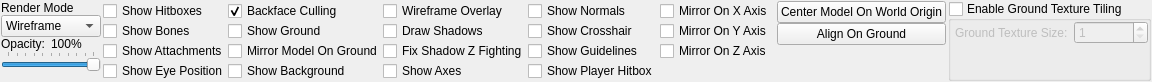
Before: the Qt Designer form src/tools/hlam/ui/assets/studiomodel/dockpanels/StudioModelModelDisplayPanel.ui in SamVanheer/HalfLifeAssetManager, drawn with Qt 5.
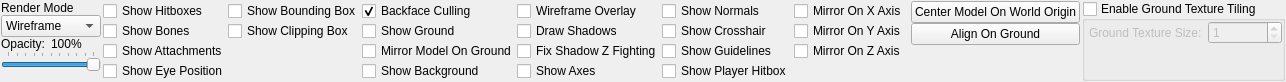
After: the same form once the commit is applied.

Commit message: Implement Show BBox & Show CBox checkboxes

The edit to the form file:
```diff
--- a/src/tools/hlam/ui/assets/studiomodel/dockpanels/StudioModelModelDisplayPanel.ui
+++ b/src/tools/hlam/ui/assets/studiomodel/dockpanels/StudioModelModelDisplayPanel.ui
@@ -6,7 +6,7 @@
    <rect>
     <x>0</x>
     <y>0</y>
-    <width>1035</width>
+    <width>1152</width>
     <height>75</height>
    </rect>
   </property>
@@ -421,34 +421,6 @@
       <property name="spacing">
        <number>0</number>
       </property>
-      <item row="2" column="1">
-       <widget class="QCheckBox" name="MirrorModelOnGround">
-        <property name="text">
-         <string>Mirror Model On Ground</string>
-        </property>
-       </widget>
-      </item>
-      <item row="3" column="1">
-       <widget class="QCheckBox" name="ShowBackground">
-        <property name="text">
-         <string>Show Background</string>
-        </property>
-       </widget>
-      </item>
-      <item row="2" column="0">
-       <widget class="QCheckBox" name="ShowAttachments">
-        <property name="text">
-         <string>Show Attachments</string>
-        </property>
-       </widget>
-      </item>
-      <item row="0" column="2">
-       <widget class="QCheckBox" name="WireframeOverlay">
-        <property name="text">
-         <string>Wireframe Overlay</string>
-        </property>
-       </widget>
-      </item>
       <item row="0" column="0">
        <widget class="QCheckBox" name="ShowHitboxes">
         <property name="text">
@@ -456,35 +428,56 @@
         </property>
        </widget>
       </item>
-      <item row="3" column="0">
-       <widget class="QCheckBox" name="ShowEyePosition">
+      <item row="2" column="4">
+       <widget class="QCheckBox" name="ShowGuidelines">
         <property name="text">
-         <string>Show Eye Position</string>
+         <string>Show Guidelines</string>
         </property>
        </widget>
       </item>
-      <item row="1" column="1">
+      <item row="3" column="3">
+       <widget class="QCheckBox" name="ShowAxes">
+        <property name="text">
+         <string>Show Axes</string>
+        </property>
+       </widget>
+      </item>
+      <item row="2" column="2">
+       <widget class="QCheckBox" name="MirrorModelOnGround">
+        <property name="text">
+         <string>Mirror Model On Ground</string>
+        </property>
+       </widget>
+      </item>
+      <item row="1" column="2">
        <widget class="QCheckBox" name="ShowGround">
         <property name="text">
          <string>Show Ground</string>
         </property>
        </widget>
       </item>
-      <item row="1" column="2">
+      <item row="1" column="3">
        <widget class="QCheckBox" name="DrawShadows">
         <property name="text">
          <string>Draw Shadows</string>
         </property>
        </widget>
       </item>
-      <item row="1" column="0">
-       <widget class="QCheckBox" name="ShowBones">
+      <item row="0" column="3">
+       <widget class="QCheckBox" name="WireframeOverlay">
         <property name="text">
-         <string>Show Bones</string>
+         <string>Wireframe Overlay</string>
         </property>
        </widget>
       </item>
-      <item row="0" column="1">
+      <item row="3" column="4">
+       <widget class="QCheckBox" name="ShowPlayerHitbox">
+        <property name="text">
+         <string>Show Player Hitbox</string>
+        </property>
+       </widget>
+      </item>
+      <item row="0" column="2">
        <widget class="QCheckBox" name="BackfaceCulling">
         <property name="text">
          <string>Backface Culling</string>
@@ -494,60 +487,81 @@
         </property>
        </widget>
       </item>
-      <item row="2" column="3">
-       <widget class="QCheckBox" name="ShowGuidelines">
+      <item row="2" column="0">
+       <widget class="QCheckBox" name="ShowAttachments">
         <property name="text">
-         <string>Show Guidelines</string>
+         <string>Show Attachments</string>
         </property>
        </widget>
       </item>
-      <item row="3" column="2">
-       <widget class="QCheckBox" name="ShowAxes">
-        <property name="text">
-         <string>Show Axes</string>
-        </property>
-       </widget>
-      </item>
-      <item row="1" column="3">
+      <item row="1" column="4">
        <widget class="QCheckBox" name="ShowCrosshair">
         <property name="text">
          <string>Show Crosshair</string>
         </property>
        </widget>
       </item>
-      <item row="2" column="2">
+      <item row="2" column="3">
        <widget class="QCheckBox" name="FixShadowZFighting">
         <property name="text">
          <string>Fix Shadow Z Fighting</string>
         </property>
        </widget>
       </item>
-      <item row="0" column="3">
+      <item row="1" column="0">
+       <widget class="QCheckBox" name="ShowBones">
+        <property name="text">
+         <string>Show Bones</string>
+        </property>
+       </widget>
+      </item>
+      <item row="4" column="0" colspan="5">
+       <spacer name="verticalSpacer_6">
+        <property name="orientation">
+         <enum>Qt::Vertical</enum>
+        </property>
+        <property name="sizeHint" stdset="0">
+         <size>
+          <width>20</width>
+          <height>0</height>
+         </size>
+        </property>
+       </spacer>
+      </item>
+      <item row="3" column="2">
+       <widget class="QCheckBox" name="ShowBackground">
+        <property name="text">
+         <string>Show Background</string>
+        </property>
+       </widget>
+      </item>
+      <item row="3" column="0">
+       <widget class="QCheckBox" name="ShowEyePosition">
+        <property name="text">
+         <string>Show Eye Position</string>
+        </property>
+       </widget>
+      </item>
+      <item row="0" column="4">
        <widget class="QCheckBox" name="ShowNormals">
         <property name="text">
          <string>Show Normals</string>
         </property>
        </widget>
       </item>
-      <item row="3" column="3">
-       <widget class="QCheckBox" name="ShowPlayerHitbox">
+      <item row="0" column="1">
+       <widget class="QCheckBox" name="ShowBBox">
         <property name="text">
-         <string>Show Player Hitbox</string>
+         <string>Show Bounding Box</string>
         </property>
        </widget>
       </item>
-      <item row="4" column="0" colspan="4">
-       <spacer name="verticalSpacer_6">
-        <property name="orientation">
-         <enum>Qt::Vertical</enum>
+      <item row="1" column="1">
+       <widget class="QCheckBox" name="ShowCBox">
+        <property name="text">
+         <string>Show Clipping Box</string>
         </property>
-        <property name="sizeHint" stdset="0">
-         <size>
-          <width>20</width>
-          <height>0</height>
-         </size>
-        </property>
-       </spacer>
+       </widget>
       </item>
      </layout>
     </widget>
```
The commit also changes 4 other files.
